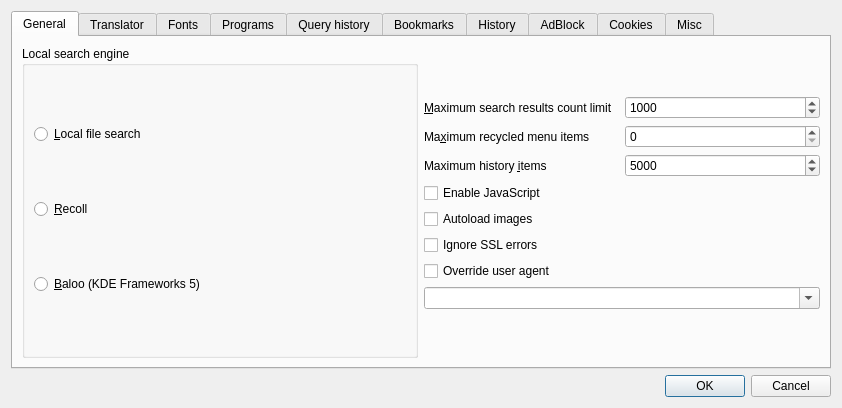
Qt form settingsdlg.ui (kernel1024/jpreader) before a commit.
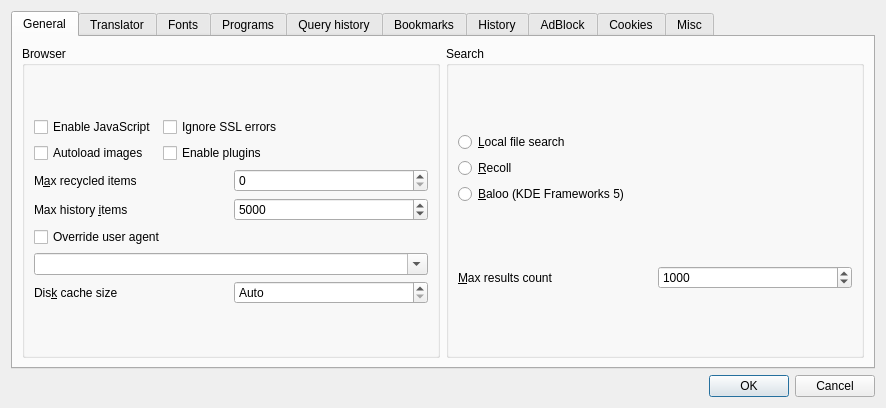
The same form after that commit. Custom widgets are drawn as their Qt base class.

Commit message: 1. Shutdown procedures updated and simplified. 2. Read/write settings methods now take parameters from gSet's webProfile, not from global default profile. 3. Added settings for enabling PPAPI plugins and controlling disk cache size.

```diff
--- a/settingsdlg.ui
+++ b/settingsdlg.ui
@@ -6,7 +6,7 @@
    <rect>
     <x>0</x>
     <y>0</y>
-    <width>842</width>
+    <width>886</width>
     <height>408</height>
    </rect>
   </property>
@@ -26,77 +26,53 @@
       <attribute name="title">
        <string>General</string>
       </attribute>
-      <layout class="QHBoxLayout" name="horizontalLayout_22">
+      <layout class="QHBoxLayout" name="horizontalLayout_25">
        <item>
-        <widget class="QGroupBox" name="groupBox_5">
+        <widget class="QGroupBox" name="groupBox_2">
          <property name="title">
-          <string>Local search engine</string>
+          <string>Browser</string>
          </property>
-         <layout class="QVBoxLayout" name="verticalLayout_12">
-          <item>
-           <widget class="QRadioButton" name="radioSearchNone">
-            <property name="text">
-             <string>&amp;Local file search</string>
-            </property>
-           </widget>
-          </item>
-          <item>
-           <widget class="QRadioButton" name="radioSearchRecoll">
-            <property name="text">
-             <string>&amp;Recoll</string>
-            </property>
-           </widget>
-          </item>
-          <item>
-           <widget class="QRadioButton" name="radioSearchBaloo5">
-            <property name="text">
-             <string>&amp;Baloo (KDE Frameworks 5)</string>
-            </property>
-           </widget>
-          </item>
-         </layout>
-        </widget>
-       </item>
-       <item>
         <layout class="QVBoxLayout" name="verticalLayout_13">
          <item>
-          <spacer name="verticalSpacer_5">
+           <spacer name="verticalSpacer_18">
            <property name="orientation">
             <enum>Qt::Vertical</enum>
            </property>
            <property name="sizeHint" stdset="0">
             <size>
              <width>20</width>
-             <height>13</height>
+              <height>19</height>
             </size>
            </property>
           </spacer>
          </item>
          <item>
-          <layout class="QHBoxLayout" name="horizontalLayout_11">
-           <item>
-            <widget class="QLabel" name="label_5">
+           <layout class="QFormLayout" name="formLayout_8">
+            <item row="0" column="0">
+             <widget class="QCheckBox" name="checkJS">
              <property name="text">
-              <string>&amp;Maximum search results count limit</string>
-             </property>
-             <property name="buddy">
-              <cstring>spinMaxLimit</cstring>
+               <string>Enable JavaScript</string>
+              </property>
+             </widget>
+            </item>
+            <item row="0" column="1">
+             <widget class="QCheckBox" name="checkIgnoreSSLErrors">
+              <property name="text">
+               <string>Ignore SSL errors</string>
              </property>
             </widget>
            </item>
-           <item>
-            <widget class="QSpinBox" name="spinMaxLimit">
-             <property name="minimum">
-              <number>50</number>
-             </property>
-             <property name="maximum">
-              <number>100000</number>
-             </property>
-             <property name="singleStep">
-              <number>50</number>
-             </property>
-             <property name="value">
-              <number>1000</number>
+            <item row="1" column="0">
+             <widget class="QCheckBox" name="checkAutoloadImages">
+              <property name="text">
+               <string>Autoload images</string>
+              </property>
+             </widget>
+            </item>
+            <item row="1" column="1">
+             <widget class="QCheckBox" name="checkEnablePlugins">
+              <property name="text">
+               <string>Enable plugins</string>
              </property>
             </widget>
            </item>
@@ -107,7 +83,7 @@
            <item>
             <widget class="QLabel" name="label_12">
              <property name="text">
-              <string>Ma&amp;ximum recycled menu items</string>
+               <string>M&amp;ax recycled items</string>
              </property>
              <property name="buddy">
               <cstring>spinMaxRecycled</cstring>
@@ -124,7 +100,7 @@
            <item>
             <widget class="QLabel" name="label_13">
              <property name="text">
-              <string>Maximum history &amp;items</string>
+               <string>Max history &amp;items</string>
              </property>
              <property name="buddy">
               <cstring>spinMaxHistory</cstring>
@@ -143,31 +119,6 @@
            </item>
           </layout>
          </item>
-         <item>
-          <layout class="QVBoxLayout" name="verticalLayout_4">
-           <item>
-            <widget class="QCheckBox" name="checkJS">
-             <property name="text">
-              <string>Enable JavaScript</string>
-             </property>
-            </widget>
-           </item>
-           <item>
-            <widget class="QCheckBox" name="checkAutoloadImages">
-             <property name="text">
-              <string>Autoload images</string>
-             </property>
-            </widget>
-           </item>
-           <item>
-            <widget class="QCheckBox" name="checkIgnoreSSLErrors">
-             <property name="text">
-              <string>Ignore SSL errors</string>
-             </property>
-            </widget>
-           </item>
-          </layout>
-         </item>
          <item>
           <layout class="QVBoxLayout" name="verticalLayout_18">
            <item>
@@ -187,6 +138,132 @@
           </layout>
          </item>
          <item>
+           <layout class="QHBoxLayout" name="horizontalLayout_22">
+            <item>
+             <widget class="QLabel" name="label_29">
+              <property name="text">
+               <string>Dis&amp;k cache size</string>
+              </property>
+              <property name="buddy">
+               <cstring>spinCacheSize</cstring>
+              </property>
+             </widget>
+            </item>
+            <item>
+             <widget class="QSpinBox" name="spinCacheSize">
+              <property name="specialValueText">
+               <string>Auto</string>
+              </property>
+              <property name="suffix">
+               <string> Mb</string>
+              </property>
+              <property name="maximum">
+               <number>999</number>
+              </property>
+             </widget>
+            </item>
+           </layout>
+          </item>
+          <item>
+           <spacer name="verticalSpacer_17">
+            <property name="orientation">
+             <enum>Qt::Vertical</enum>
+            </property>
+            <property name="sizeHint" stdset="0">
+             <size>
+              <width>20</width>
+              <height>19</height>
+             </size>
+            </property>
+           </spacer>
+          </item>
+         </layout>
+        </widget>
+       </item>
+       <item>
+        <widget class="QGroupBox" name="groupBox_8">
+         <property name="title">
+          <string>Search</string>
+         </property>
+         <layout class="QVBoxLayout" name="verticalLayout_4">
+          <item>
+           <spacer name="verticalSpacer_5">
+            <property name="orientation">
+             <enum>Qt::Vertical</enum>
+            </property>
+            <property name="sizeHint" stdset="0">
+             <size>
+              <width>20</width>
+              <height>40</height>
+             </size>
+            </property>
+           </spacer>
+          </item>
+          <item>
+           <widget class="QRadioButton" name="radioSearchNone">
+            <property name="text">
+             <string>&amp;Local file search</string>
+            </property>
+           </widget>
+          </item>
+          <item>
+           <widget class="QRadioButton" name="radioSearchRecoll">
+            <property name="text">
+             <string>&amp;Recoll</string>
+            </property>
+           </widget>
+          </item>
+          <item>
+           <widget class="QRadioButton" name="radioSearchBaloo5">
+            <property name="text">
+             <string>&amp;Baloo (KDE Frameworks 5)</string>
+            </property>
+           </widget>
+          </item>
+          <item>
+           <spacer name="verticalSpacer_19">
+            <property name="orientation">
+             <enum>Qt::Vertical</enum>
+            </property>
+            <property name="sizeHint" stdset="0">
+             <size>
+              <width>20</width>
+              <height>40</height>
+             </size>
+            </property>
+           </spacer>
+          </item>
+          <item>
+           <layout class="QHBoxLayout" name="horizontalLayout_11">
+            <item>
+             <widget class="QLabel" name="label_5">
+              <property name="text">
+               <string>&amp;Max results count</string>
+              </property>
+              <property name="buddy">
+               <cstring>spinMaxLimit</cstring>
+              </property>
+             </widget>
+            </item>
+            <item>
+             <widget class="QSpinBox" name="spinMaxLimit">
+              <property name="minimum">
+               <number>50</number>
+              </property>
+              <property name="maximum">
+               <number>100000</number>
+              </property>
+              <property name="singleStep">
+               <number>50</number>
+              </property>
+              <property name="value">
+               <number>1000</number>
+              </property>
+             </widget>
+            </item>
+           </layout>
+          </item>
+          <item>
           <spacer name="verticalSpacer_8">
            <property name="orientation">
             <enum>Qt::Vertical</enum>
@@ -194,12 +271,13 @@
            <property name="sizeHint" stdset="0">
             <size>
              <width>20</width>
-             <height>13</height>
+              <height>24</height>
             </size>
            </property>
           </spacer>
          </item>
         </layout>
+        </widget>
        </item>
       </layout>
      </widget>
```
Left out of the diff: 14 changed lines with no effect on the pictures. Lines whose indentation alone changed are shown as unchanged. The commit also changes 5 other files.
